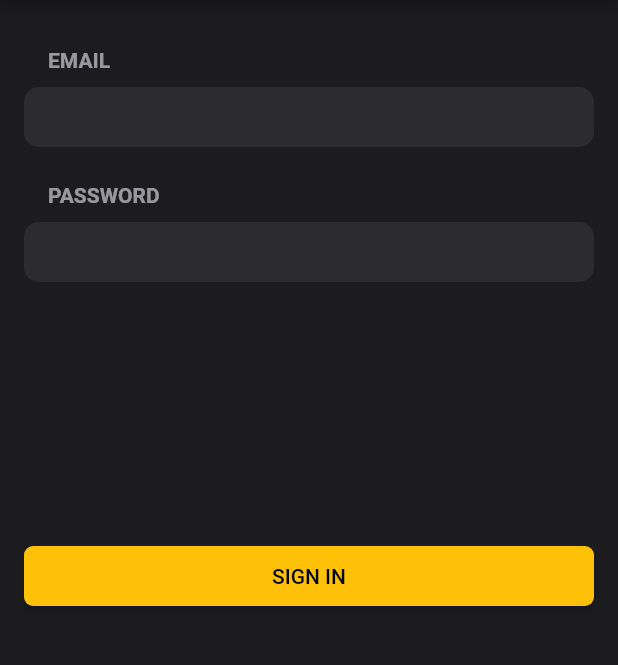
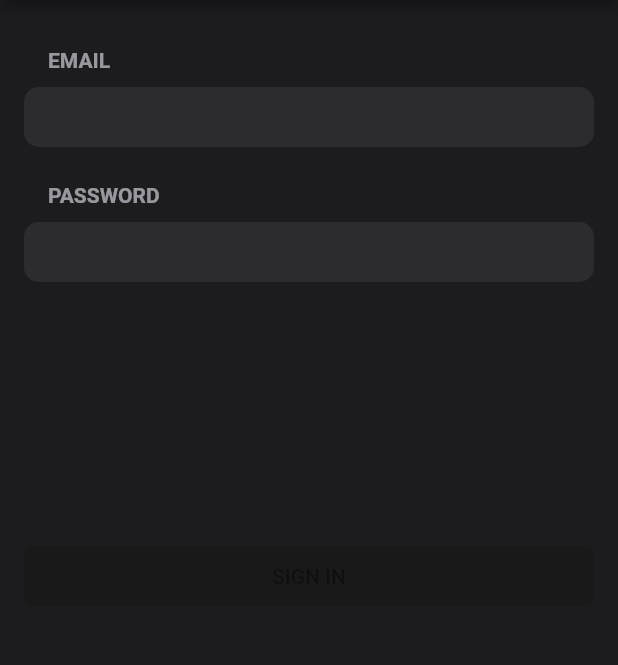
Before and after one commit to alex-mia/todo, a Flutter app: the screen it shows after launch, after a tap on "SIGN IN", on a phone screen of 412 x 824 dp, the part 84-749 px from its top. Run offline on Flutter 3.47's test engine with Material 2 defaults, Android fonts, the phone set to English and light mode, and no system bars; our stand-ins replace flutter_riverpod.

```diff
--- a/lib/home.dart
+++ b/lib/home.dart
@@ -331,7 +331,7 @@ class Home extends StatelessWidget {
                 ),
               ),
               SizedBox(
-                height: 50,
+                height: 30,
               ),
               Row(
                 mainAxisAlignment: MainAxisAlignment.end,
--- a/lib/main.dart
+++ b/lib/main.dart
@@ -1,14 +1,11 @@
 import 'package:flutter/material.dart';
-import 'package:todo/colors.dart';
-import 'package:todo/signIn.dart';
-import 'package:todo/signUp.dart';
+
 import 'package:todo/startScreen.dart';
+import 'package:flutter_riverpod/flutter_riverpod.dart';
 
-import 'authorization.dart';
-import 'home.dart';
 
-void main() {
-  runApp(const MyApp());
+void main()  {
+  runApp(ProviderScope(child: MyApp()));
 }
 
 class MyApp extends StatelessWidget {
--- a/lib/signIn.dart
+++ b/lib/signIn.dart
@@ -1,11 +1,21 @@
 import 'package:flutter/material.dart';
 import 'package:todo/colors.dart';
+import 'package:flutter_riverpod/flutter_riverpod.dart';
+import 'package:todo/providers/email_provider.dart';
+import 'package:todo/providers/password_provider.dart';
 
-class SignIn extends StatelessWidget {
+
+
+class SignIn extends ConsumerWidget {
   const SignIn({Key? key}) : super(key: key);
-
   @override
-  Widget build(BuildContext context) {
+  Widget build(BuildContext context, WidgetRef ref) {
+    void validatePassword(WidgetRef ref, password){
+      ref.read(PasswordRiverpodProvider.notifier).validatePassword(password);
+    };
+    void validateEmail(WidgetRef ref, email){
+      ref.read(EmailRiverpodProvider.notifier).validateEmail(email);
+    };
     return Scaffold(
       resizeToAvoidBottomInset: true,
       appBar: AppBar(
@@ -50,8 +60,16 @@ class SignIn extends StatelessWidget {
                     contentPadding: EdgeInsets.only(left: 16, right: 16, bottom: 10),
                     focusedBorder: InputBorder.none,
                     enabledBorder: InputBorder.none,
+                    border: InputBorder.none,
+                    errorText: '${ref.watch(EmailRiverpodProvider)}',
+                  errorStyle: TextStyle(
+                    color: '${ref.watch(EmailRiverpodProvider)}' != 'OK' ? Colors.red : Colors.green,
+                  ),
                   ),
                   keyboardType: TextInputType.emailAddress,
+                  onSubmitted: (email) {
+                    validateEmail(ref, email);
+                  },
                   style: TextStyle(fontSize: 16, color: ColorSets.white),
                   cursorColor: Colors.white,
                 ),
@@ -78,8 +96,16 @@ class SignIn extends StatelessWidget {
                     contentPadding: EdgeInsets.only(left: 16, right: 16, bottom: 10),
                     focusedBorder: InputBorder.none,
                     enabledBorder: InputBorder.none,
+                    border: InputBorder.none,
+                      errorText: '${ref.watch(PasswordRiverpodProvider)}',
+                    errorStyle: TextStyle(
+                      color: '${ref.watch(PasswordRiverpodProvider)}' != 'OK' ? Colors.red : Colors.green,
+                    ),
                   ),
                   keyboardType: TextInputType.visiblePassword,
+                    onSubmitted: (password) {
+                    validatePassword(ref, password);
+                  },
                   style: TextStyle(fontSize: 16, color: ColorSets.white),
                   cursorColor: Colors.white,
                 ),
@@ -97,7 +123,7 @@ class SignIn extends StatelessWidget {
                           shape: RoundedRectangleBorder(
                               borderRadius: BorderRadius.circular(6)),
                         ),
-                        onPressed: () {},
+                        onPressed: '${ref.watch(PasswordRiverpodProvider)}' == 'OK' ? (){} : null,
                         child: Text('SIGN IN'),
                       ),
                     ),
--- a/pubspec.yaml
+++ b/pubspec.yaml
@@ -38,6 +38,8 @@ dependencies:
 dev_dependencies:
   flutter_test:
     sdk: flutter
+  flutter_riverpod: ^1.0.4
+
 
   # The "flutter_lints" package below contains a set of recommended lints to
   # encourage good coding practices. The lint set provided by the package is
```
Also changed, not shown: lib/providers/email_provider.dart (added, +20 -0 lines), lib/providers/password_provider.dart (added, +24 -0 lines), lib/signUp.dart (+33 -3 lines), lib/authorization.dart (line endings or trailing spaces), lib/startScreen.dart (indentation only), pubspec.lock, 1 other file.
